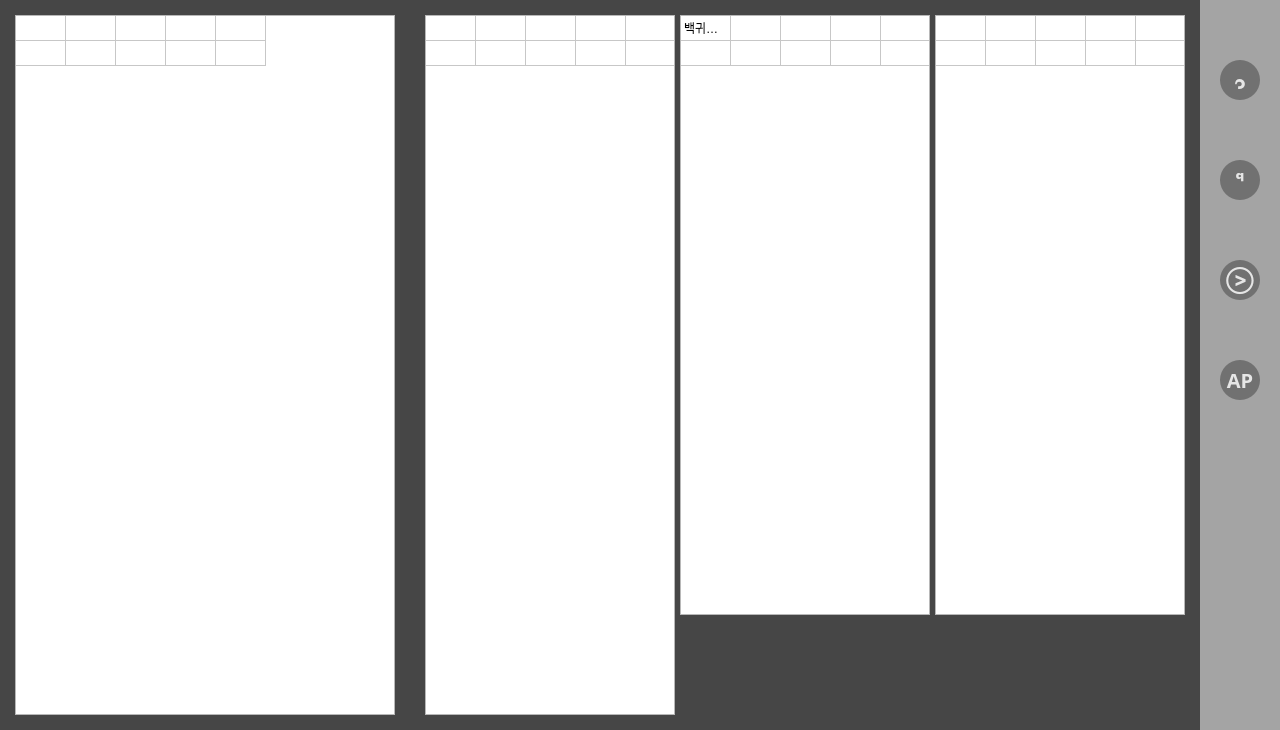
First picture: the form in Gui/Screen.ui, repository Seoilyoung/Blue-Note, before the edit.
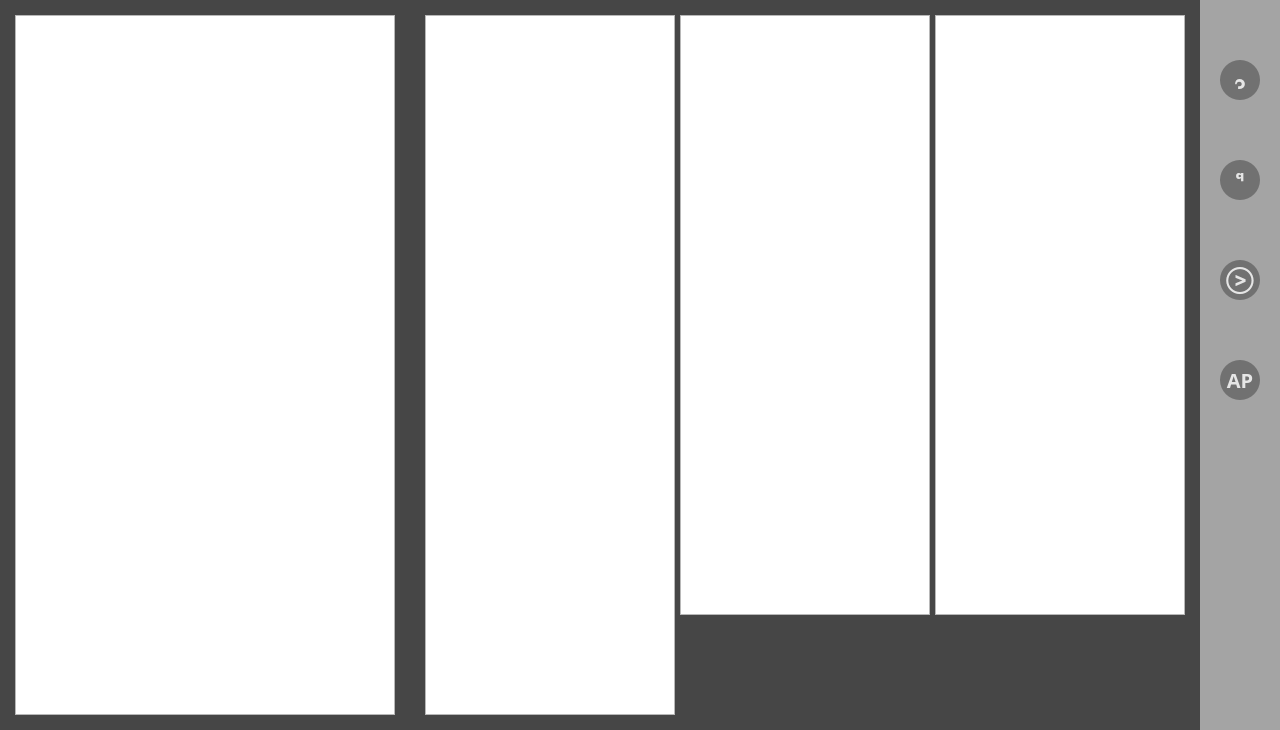
Second picture: the form after the edit. The open tabs and pages were chosen to show the change. Icons and pictures are not drawn.

Commit message: list container

What changed in the file:
```diff
--- a/Gui/Screen.ui
+++ b/Gui/Screen.ui
@@ -341,7 +341,7 @@
         <string/>
        </property>
       </widget>
-      <widget class="QTableWidget" name="tableWidget">
+      <widget class="QListWidget" name="listWidget_cal2">
        <property name="geometry">
         <rect>
          <x>425</x>
@@ -350,11 +350,14 @@
          <height>700</height>
         </rect>
        </property>
-       <property name="sizePolicy">
-        <sizepolicy hsizetype="Expanding" vsizetype="Expanding">
-         <horstretch>0</horstretch>
-         <verstretch>0</verstretch>
-        </sizepolicy>
+       <property name="frameShape">
+        <enum>QFrame::StyledPanel</enum>
+       </property>
+       <property name="lineWidth">
+        <number>1</number>
+       </property>
+       <property name="midLineWidth">
+        <number>0</number>
        </property>
        <property name="verticalScrollBarPolicy">
         <enum>Qt::ScrollBarAlwaysOff</enum>
@@ -362,55 +365,8 @@
        <property name="horizontalScrollBarPolicy">
         <enum>Qt::ScrollBarAlwaysOff</enum>
        </property>
-       <attribute name="horizontalHeaderVisible">
-        <bool>false</bool>
-       </attribute>
-       <attribute name="horizontalHeaderDefaultSectionSize">
-        <number>50</number>
-       </attribute>
-       <attribute name="verticalHeaderVisible">
-        <bool>false</bool>
-       </attribute>
-       <attribute name="verticalHeaderDefaultSectionSize">
-        <number>25</number>
-       </attribute>
-       <row>
-        <property name="text">
-         <string>New Row</string>
-        </property>
-       </row>
-       <row>
-        <property name="text">
-         <string>New Row</string>
-        </property>
-       </row>
-       <column>
-        <property name="text">
-         <string>오파츠</string>
-        </property>
-       </column>
-       <column>
-        <property name="text">
-         <string>T1</string>
-        </property>
-       </column>
-       <column>
-        <property name="text">
-         <string>T2</string>
-        </property>
-       </column>
-       <column>
-        <property name="text">
-         <string>T3</string>
-        </property>
-       </column>
-       <column>
-        <property name="text">
-         <string>T4</string>
-        </property>
-       </column>
       </widget>
-      <widget class="QTableWidget" name="tableWidget_2">
+      <widget class="QListWidget" name="listWidget_cal3">
        <property name="geometry">
         <rect>
          <x>680</x>
@@ -419,72 +375,14 @@
          <height>600</height>
         </rect>
        </property>
-       <property name="sizePolicy">
-        <sizepolicy hsizetype="Expanding" vsizetype="Expanding">
-         <horstretch>0</horstretch>
-         <verstretch>0</verstretch>
-        </sizepolicy>
-       </property>
        <property name="verticalScrollBarPolicy">
         <enum>Qt::ScrollBarAlwaysOff</enum>
        </property>
        <property name="horizontalScrollBarPolicy">
         <enum>Qt::ScrollBarAlwaysOff</enum>
        </property>
-       <attribute name="horizontalHeaderVisible">
-        <bool>false</bool>
-       </attribute>
-       <attribute name="horizontalHeaderDefaultSectionSize">
-        <number>50</number>
-       </attribute>
-       <attribute name="verticalHeaderVisible">
-        <bool>false</bool>
-       </attribute>
-       <attribute name="verticalHeaderDefaultSectionSize">
-        <number>25</number>
-       </attribute>
-       <row>
-        <property name="text">
-         <string>New Row</string>
-        </property>
-       </row>
-       <row>
-        <property name="text">
-         <string>New Row</string>
-        </property>
-       </row>
-       <column>
-        <property name="text">
-         <string>오파츠</string>
-        </property>
-       </column>
-       <column>
-        <property name="text">
-         <string>T1</string>
-        </property>
-       </column>
-       <column>
-        <property name="text">
-         <string>T2</string>
-        </property>
-       </column>
-       <column>
-        <property name="text">
-         <string>T3</string>
-        </property>
-       </column>
-       <column>
-        <property name="text">
-         <string>T4</string>
-        </property>
-       </column>
-       <item row="0" column="0">
-        <property name="text">
-         <string>백귀야행</string>
-        </property>
-       </item>
       </widget>
-      <widget class="QTableWidget" name="tableWidget_3">
+      <widget class="QListWidget" name="listWidget_cal4">
        <property name="geometry">
         <rect>
          <x>935</x>
@@ -493,67 +391,14 @@
          <height>600</height>
         </rect>
        </property>
-       <property name="sizePolicy">
-        <sizepolicy hsizetype="Expanding" vsizetype="Expanding">
-         <horstretch>0</horstretch>
-         <verstretch>0</verstretch>
-        </sizepolicy>
-       </property>
        <property name="verticalScrollBarPolicy">
         <enum>Qt::ScrollBarAlwaysOff</enum>
        </property>
        <property name="horizontalScrollBarPolicy">
         <enum>Qt::ScrollBarAlwaysOff</enum>
        </property>
-       <attribute name="horizontalHeaderVisible">
-        <bool>false</bool>
-       </attribute>
-       <attribute name="horizontalHeaderDefaultSectionSize">
-        <number>50</number>
-       </attribute>
-       <attribute name="verticalHeaderVisible">
-        <bool>false</bool>
-       </attribute>
-       <attribute name="verticalHeaderDefaultSectionSize">
-        <number>25</number>
-       </attribute>
-       <row>
-        <property name="text">
-         <string>New Row</string>
-        </property>
-       </row>
-       <row>
-        <property name="text">
-         <string>New Row</string>
-        </property>
-       </row>
-       <column>
-        <property name="text">
-         <string>오파츠</string>
-        </property>
-       </column>
-       <column>
-        <property name="text">
-         <string>T1</string>
-        </property>
-       </column>
-       <column>
-        <property name="text">
-         <string>T2</string>
-        </property>
-       </column>
-       <column>
-        <property name="text">
-         <string>T3</string>
-        </property>
-       </column>
-       <column>
-        <property name="text">
-         <string>T4</string>
-        </property>
-       </column>
       </widget>
-      <widget class="QTableWidget" name="tableWidget_4">
+      <widget class="QListWidget" name="listWidget_cal1">
        <property name="geometry">
         <rect>
          <x>15</x>
@@ -562,65 +407,9 @@
          <height>700</height>
         </rect>
        </property>
-       <property name="sizePolicy">
-        <sizepolicy hsizetype="Expanding" vsizetype="Expanding">
-         <horstretch>0</horstretch>
-         <verstretch>0</verstretch>
-        </sizepolicy>
-       </property>
-       <property name="verticalScrollBarPolicy">
-        <enum>Qt::ScrollBarAlwaysOff</enum>
-       </property>
        <property name="horizontalScrollBarPolicy">
         <enum>Qt::ScrollBarAlwaysOff</enum>
        </property>
-       <attribute name="horizontalHeaderVisible">
-        <bool>false</bool>
-       </attribute>
-       <attribute name="horizontalHeaderDefaultSectionSize">
-        <number>50</number>
-       </attribute>
-       <attribute name="verticalHeaderVisible">
-        <bool>false</bool>
-       </attribute>
-       <attribute name="verticalHeaderDefaultSectionSize">
-        <number>25</number>
-       </attribute>
-       <row>
-        <property name="text">
-         <string>New Row</string>
-        </property>
-       </row>
-       <row>
-        <property name="text">
-         <string>New Row</string>
-        </property>
-       </row>
-       <column>
-        <property name="text">
-         <string>오파츠</string>
-        </property>
-       </column>
-       <column>
-        <property name="text">
-         <string>T1</string>
-        </property>
-       </column>
-       <column>
-        <property name="text">
-         <string>T2</string>
-        </property>
-       </column>
-       <column>
-        <property name="text">
-         <string>T3</string>
-        </property>
-       </column>
-       <column>
-        <property name="text">
-         <string>T4</string>
-        </property>
-       </column>
       </widget>
      </widget>
      <widget class="QWidget" name="page_4">
```
Left out of the diff: 2 changed lines with no effect on the pictures. The commit also changes 4 other files.
